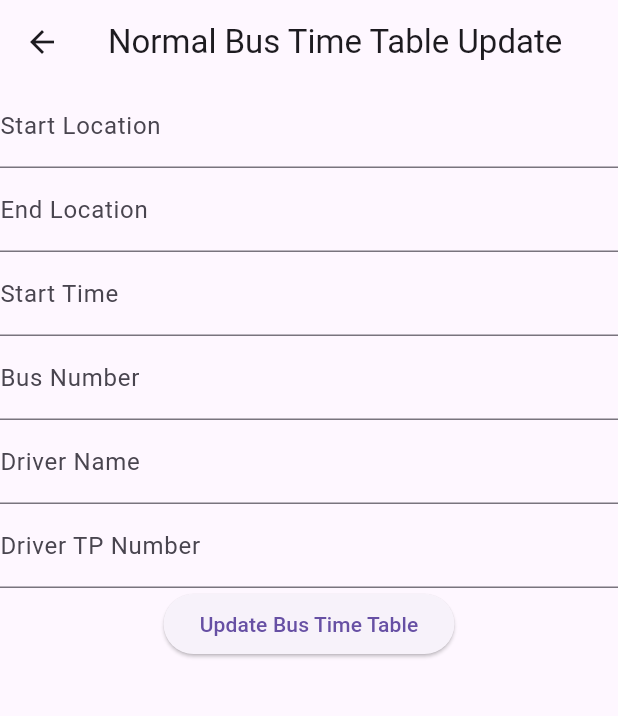
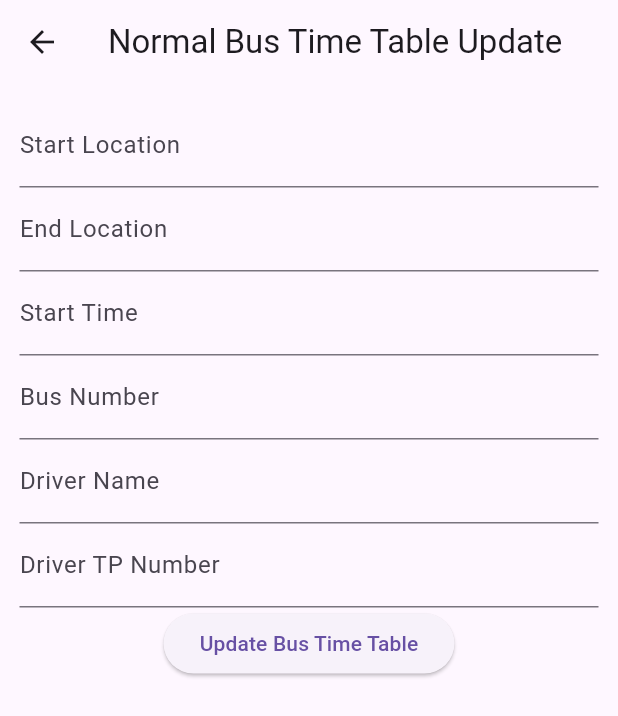
Before and after one commit to InduwaraSH/Bussir_Admin, a Flutter app: the Normal_bustime_IC screen opened directly, on a phone screen of 412 x 824 dp. Shown: the top 716 px of the screen. Run offline on Flutter 3.47's test engine with Material 3 defaults, Android fonts, the phone set to English and light mode, and no system bars; our stand-ins replace firebase_core, firebase_database; accounts and stored records are empty.

Commit message:
ui-update..minor

```diff
--- a/lib/Normal_bus_time_IC_update.dart
+++ b/lib/Normal_bus_time_IC_update.dart
@@ -30,7 +30,9 @@ class _Normal_bustime_ICState extends State<Normal_bustime_IC> {
   Widget build(BuildContext context) {
     return Scaffold(
       appBar: AppBar(title: Text('Normal Bus Time Table Update')),
-      body: Column(
+      body: Padding(
+        padding: const EdgeInsets.all(13.0),
+        child: Column(
           children: [
             TextField(
               controller: busStartLocationController,
@@ -76,7 +78,9 @@ class _Normal_bustime_ICState extends State<Normal_bustime_IC> {
                     })
                     .catchError((error) {
                       ScaffoldMessenger.of(context).showSnackBar(
-                      SnackBar(content: Text('Failed to update data: $error')),
+                        SnackBar(
+                          content: Text('Failed to update data: $error'),
+                        ),
                       );
                     });
               },
@@ -84,6 +88,7 @@ class _Normal_bustime_ICState extends State<Normal_bustime_IC> {
             ),
           ],
         ),
+      ),
     );
   }
 }
```
Lines whose indentation alone changed are shown as unchanged.
